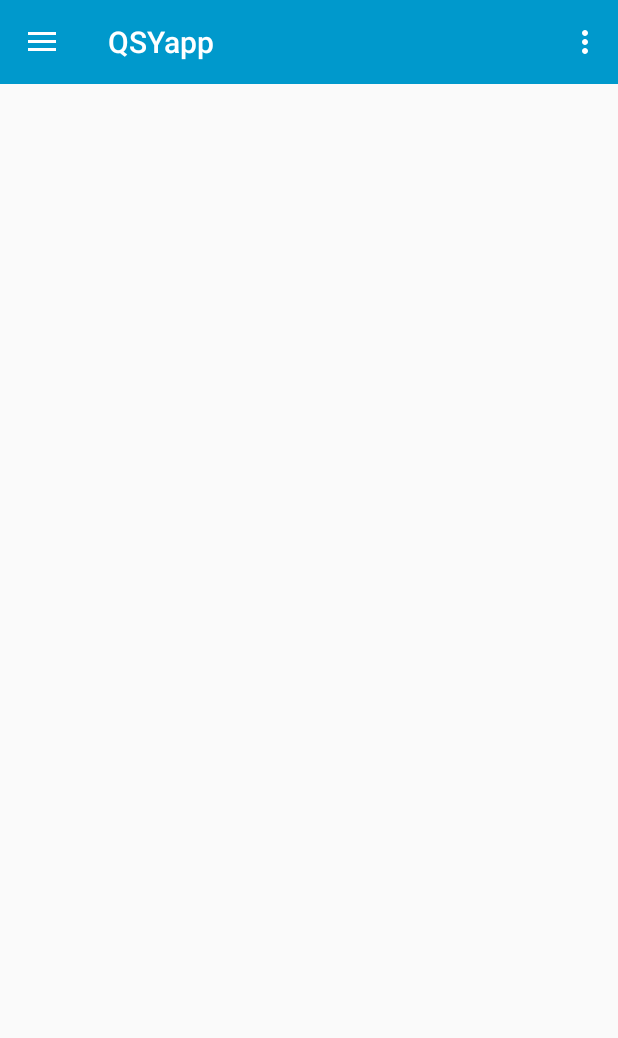
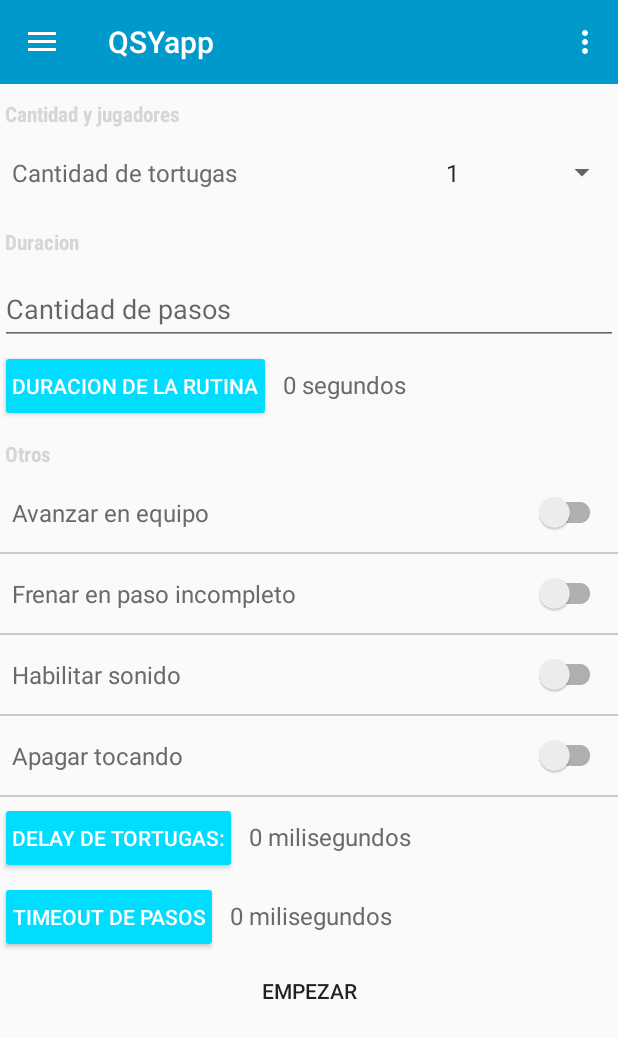
Before and after one commit to QSYdev/qsy-android, an Android app: the screen it shows after launch (MainActivity), in the side drawer, after a tap on "Aleatoria", on a phone screen of 412 x 824 dp. Shown: the top 1038 px of the screen. Run offline under Robolectric (Android 15) with nearby library versions, the phone set to English and light mode, and no system bars; libraries missing offline, so code that uses them is left out: com.codetroopers.betterpickers.

Commit message:
Implementacion del view de player executor
Esto no esta terminado, faltaria agregar el fragment para poder asignar
los jugadores a colores.

```diff
--- a/app/src/main/java/com/qsy/terminal/MainActivity.java
+++ b/app/src/main/java/com/qsy/terminal/MainActivity.java
@@ -11,38 +11,36 @@
 import android.view.Menu;
 import android.view.MenuItem;
 
-import com.qsy.terminal.executors.CustomExecutorFragment;
+import com.qsy.terminal.executors.PlayerExecutorFragment;
 
 public class MainActivity extends AppCompatActivity implements NavigationView.OnNavigationItemSelectedListener {
-        private ActionBarDrawerToggle toggle;
-        private DrawerLayout drawer;
-        private Toolbar toolbar;
-        private NavigationView navigationView;
+	private ActionBarDrawerToggle mToggle;
+	private DrawerLayout mDrawer;
+	private Toolbar mToolbar;
+	private NavigationView mNavigationView;
 
 	@Override
 	protected void onCreate(Bundle savedInstanceState) {
 		super.onCreate(savedInstanceState);
 		setContentView(R.layout.activity_main);
-                toolbar = (Toolbar) findViewById(R.id.toolbar);
-                // usamos toolbar como action bar en este caso, esto va a permitir
-                // dibujar el iconito de 3 rayas horizontales
-                setSupportActionBar(toolbar);
+		mToolbar = findViewById(R.id.toolbar);
+		setSupportActionBar(mToolbar);
 
-                drawer = (DrawerLayout) findViewById(R.id.drawer_layout);
-                toggle = new ActionBarDrawerToggle(
-                        this, drawer, toolbar, R.string.navigation_drawer_open, R.string.navigation_drawer_close);
+		mDrawer = findViewById(R.id.drawer_layout);
+		mToggle = new ActionBarDrawerToggle(
+				this, mDrawer, mToolbar, R.string.navigation_drawer_open, R.string.navigation_drawer_close);
 
-                drawer.setDrawerListener(toggle);
-                toggle.syncState();
+		mDrawer.setDrawerListener(mToggle);
+		mToggle.syncState();
 
-                navigationView = (NavigationView) findViewById(R.id.nav_view);
-                navigationView.setNavigationItemSelectedListener(this);
+		mNavigationView = findViewById(R.id.nav_view);
+		mNavigationView.setNavigationItemSelectedListener(this);
 	}
 
 	@Override
 	public void onBackPressed() {
-                if (drawer.isDrawerOpen(GravityCompat.START)) {
-                        drawer.closeDrawer(GravityCompat.START);
+		if (mDrawer.isDrawerOpen(GravityCompat.START)) {
+			mDrawer.closeDrawer(GravityCompat.START);
 		} else {
 			super.onBackPressed();
 		}
@@ -68,18 +66,17 @@
 	@Override
 	public boolean onNavigationItemSelected(MenuItem item) {
 		int id = item.getItemId();
+		FragmentManager fm = getSupportFragmentManager();
 
 		switch (id) {
 			case R.id.nav_custom_executor:
-                                FragmentManager fm = getSupportFragmentManager();
-                                fm.beginTransaction().replace(R.id.fragment_preference, new CustomExecutorFragment()).commit();
 				break;
 			case R.id.nav_player_executor:
-                                // TODO
+				fm.beginTransaction().replace(R.id.content_main, new PlayerExecutorFragment()).commit();
 				break;
 		}
 
-                drawer.closeDrawer(GravityCompat.START);
+		mDrawer.closeDrawer(GravityCompat.START);
 		return true;
 	}
 }
--- a/app/src/main/java/com/qsy/terminal/executors/CustomExecutorFragment.java
+++ b/app/src/main/java/com/qsy/terminal/executors/CustomExecutorFragment.java
@@ -1,15 +1,33 @@
 package com.qsy.terminal.executors;
 
 import android.os.Bundle;
-import android.support.annotation.Nullable;
 import android.support.v7.preference.PreferenceFragmentCompat;
+import android.support.v7.preference.PreferenceScreen;
+import android.support.v7.widget.AppCompatSpinner;
+import android.view.View;
+import android.widget.AdapterView;
+import android.widget.ArrayAdapter;
+import android.widget.Spinner;
 
 import com.qsy.terminal.R;
 
-public class CustomExecutorFragment extends PreferenceFragmentCompat {
+public class CustomExecutorFragment extends PreferenceFragmentCompat implements AdapterView.OnItemSelectedListener {
+        private AppCompatSpinner mAmountOfNodes;
+        private PreferenceScreen mPreferenceScreen;
 
         @Override
         public void onCreatePreferences(Bundle savedInstanceState, String rootKey) {
                 addPreferencesFromResource(R.xml.custom_executor_preference);
+                mPreferenceScreen = this.getPreferenceScreen();
+        }
+
+        @Override
+        public void onItemSelected(AdapterView<?> adapterView, View view, int i, long l) {
+
+        }
+
+        @Override
+        public void onNothingSelected(AdapterView<?> adapterView) {
+
         }
 }
--- /dev/null
+++ b/app/src/main/java/com/qsy/terminal/executors/PlayerExecutorFragment.java
@@ -0,0 +1,210 @@
+package com.qsy.terminal.executors;
+
+import android.os.Bundle;
+import android.support.annotation.Nullable;
+import android.support.v4.app.Fragment;
+import android.support.v7.widget.SwitchCompat;
+import android.view.LayoutInflater;
+import android.view.View;
+import android.view.ViewGroup;
+import android.widget.ArrayAdapter;
+import android.widget.Button;
+import android.widget.CompoundButton;
+import android.widget.EditText;
+import android.widget.Spinner;
+import android.widget.TextView;
+
+import com.codetroopers.betterpickers.hmspicker.HmsPickerBuilder;
+import com.codetroopers.betterpickers.hmspicker.HmsPickerDialogFragment;
+import com.codetroopers.betterpickers.numberpicker.NumberPickerBuilder;
+import com.codetroopers.betterpickers.numberpicker.NumberPickerDialogFragment;
+import com.qsy.terminal.R;
+
+import java.math.BigDecimal;
+import java.math.BigInteger;
+
+public class PlayerExecutorFragment extends Fragment {
+	private Spinner mAmountOfNodesSpinner;
+	private EditText mAmountOfStepsEditText;
+	private Button mRoutineDurationButton;
+	private SwitchCompat mWaitForAllSwitchCompat;
+	private SwitchCompat mStopOnTiemoutSwitchCompat;
+	private SwitchCompat mSoundSwitchCompat;
+	private SwitchCompat mTouchNodeSwitchCompat;
+	private Button mNodeDelayButton;
+	private Button mStepTimeoutButton;
+	private BigInteger mStepTimeoutValue;
+	private BigInteger mNodeDelayValue;
+	private int mRoutineDurationValue;
+	private Button mStartRoutineButton;
+	private boolean mWaitForAllValue;
+	private boolean mStopOnTimeoutValue;
+	private boolean mSoundValue;
+	private boolean mTouchNodeValue;
+	private int mAmountOfStepsValue;
+	private TextView mNodeDelayTextView;
+	private TextView mStepTimeoutTextView;
+	private TextView mRoutineDurationTextView;
+
+	@Nullable
+	@Override
+	public View onCreateView(LayoutInflater inflater, @Nullable ViewGroup container, @Nullable Bundle savedInstanceState) {
+		View rootView = inflater.inflate(R.layout.player_executor_form, container, false);
+		mAmountOfNodesSpinner = rootView.findViewById(R.id.amount_of_nodes_spinner);
+
+		mRoutineDurationButton = rootView.findViewById(R.id.routine_duration_bt);
+		mNodeDelayButton = rootView.findViewById(R.id.node_delay_bt);
+		mStepTimeoutButton = rootView.findViewById(R.id.step_timeout_bt);
+		mStartRoutineButton = rootView.findViewById(R.id.start_routine);
+		setupOnClickListeners();
+
+		mRoutineDurationTextView = rootView.findViewById(R.id.routine_duration_tv);
+		mRoutineDurationTextView.setText(getString(R.string.routine_duration_in_seconds, 0));
+		mNodeDelayTextView = rootView.findViewById(R.id.node_delay_tv);
+		mNodeDelayTextView.setText(getString(R.string.delay_in_miliseconds, 0));
+		mStepTimeoutTextView = rootView.findViewById(R.id.step_timeout_tv);
+		mStepTimeoutTextView.setText(getString(R.string.timeout_in_miliseconds, 0));
+
+		mWaitForAllSwitchCompat = rootView.findViewById(R.id.wait_for_all_sc);
+		mStopOnTiemoutSwitchCompat = rootView.findViewById(R.id.stop_on_timeout_sc);
+		mSoundSwitchCompat = rootView.findViewById(R.id.sound_sc);
+		mTouchNodeSwitchCompat = rootView.findViewById(R.id.touch_node_sc);
+		setupSwitchCompatListeners();
+
+		mAmountOfStepsEditText = rootView.findViewById(R.id.amount_of_steps_et);
+
+		Integer[] ints = new Integer[5];
+		// TODO: el array va a ser construido usando la cantidad de nodos conectados
+		for (int i = 0; i < 5; i++) ints[i] = i + 1;
+
+		ArrayAdapter<Integer> adapter = new ArrayAdapter<>(
+			getActivity(),
+			android.R.layout.simple_spinner_item,
+			ints);
+
+		adapter.setDropDownViewResource(android.R.layout.simple_spinner_dropdown_item);
+		mAmountOfNodesSpinner.setAdapter(adapter);
+
+		mStepTimeoutValue = new BigInteger(String.valueOf(0));
+		mNodeDelayValue = new BigInteger(String.valueOf(0));
+		mRoutineDurationValue = 0;
+
+		mWaitForAllValue = false;
+		mStopOnTimeoutValue = false;
+		mSoundValue = false;
+		mTouchNodeValue = false;
+
+		mAmountOfStepsValue = 0;
+
+		return rootView;
+	}
+
+	private void setupSwitchCompatListeners() {
+		mWaitForAllSwitchCompat.setOnCheckedChangeListener(new CompoundButton.OnCheckedChangeListener() {
+			@Override
+			public void onCheckedChanged(CompoundButton compoundButton, boolean b) {
+				mWaitForAllValue = b;
+			}
+		});
+		mStopOnTiemoutSwitchCompat.setOnCheckedChangeListener(new CompoundButton.OnCheckedChangeListener() {
+			@Override
+			public void onCheckedChanged(CompoundButton compoundButton, boolean b) {
+				mStopOnTimeoutValue = b;
+			}
+		});
+		mSoundSwitchCompat.setOnCheckedChangeListener(new CompoundButton.OnCheckedChangeListener() {
+			@Override
+			public void onCheckedChanged(CompoundButton compoundButton, boolean b) {
+				mSoundValue = b;
+			}
+		});
+		mTouchNodeSwitchCompat.setOnCheckedChangeListener(new CompoundButton.OnCheckedChangeListener() {
+			@Override
+			public void onCheckedChanged(CompoundButton compoundButton, boolean b) {
+				mTouchNodeValue = b;
+			}
+		});
+	}
+
+	@Override
+	public void onCreate(@Nullable Bundle savedInstanceState) {
+		super.onCreate(savedInstanceState);
+	}
+
+	private void setupOnClickListeners() {
+		mRoutineDurationButton.setOnClickListener(new View.OnClickListener() {
+			@Override
+			public void onClick(View view) {
+				HmsPickerBuilder hpb = new HmsPickerBuilder()
+					.setFragmentManager(getActivity().getSupportFragmentManager())
+					.addHmsPickerDialogHandler(new HmsPickerDialogFragment.HmsPickerDialogHandlerV2() {
+						@Override
+						public void onDialogHmsSet(int reference, boolean isNegative, int hours, int minutes, int seconds) {
+							mRoutineDurationValue = seconds + (minutes*60);
+							mRoutineDurationTextView.setText(getString(
+								R.string.routine_duration_in_seconds,
+								mRoutineDurationValue
+							));
+						}
+					})
+					.setStyleResId(R.style.BetterPickersDialogFragment_Light);
+				hpb.show();
+			}
+		});
+		mNodeDelayButton.setOnClickListener(new View.OnClickListener() {
+			@Override
+			public void onClick(View view) {
+				// TODO: chequear max number
+				NumberPickerBuilder npb = new NumberPickerBuilder()
+					.setFragmentManager(getActivity().getSupportFragmentManager())
+					.setStyleResId(R.style.BetterPickersDialogFragment_Light)
+					.addNumberPickerDialogHandler(new NumberPickerDialogFragment.NumberPickerDialogHandlerV2() {
+						@Override
+						public void onDialogNumberSet(int reference, BigInteger number, double decimal, boolean isNegative, BigDecimal fullNumber) {
+							mNodeDelayValue = fullNumber.toBigInteger();
+							mNodeDelayTextView.setText(getString(
+								R.string.delay_in_miliseconds,
+								mNodeDelayValue
+							));
+						}
+					})
+					.setMinNumber(BigDecimal.valueOf(0));
+				npb.show();
+			}
+		});
+		mStepTimeoutButton.setOnClickListener(new View.OnClickListener() {
+			@Override
+			public void onClick(View view) {
+				NumberPickerBuilder npb = new NumberPickerBuilder()
+					.setFragmentManager(getActivity().getSupportFragmentManager())
+					.setStyleResId(R.style.BetterPickersDialogFragment_Light)
+					.addNumberPickerDialogHandler(new NumberPickerDialogFragment.NumberPickerDialogHandlerV2() {
+						@Override
+						public void onDialogNumberSet(int reference, BigInteger number, double decimal, boolean isNegative, BigDecimal fullNumber) {
+							mStepTimeoutValue = fullNumber.toBigInteger();
+							mStepTimeoutTextView.setText(getString(
+								R.string.timeout_in_miliseconds,
+								mStepTimeoutValue
+							));
+						}
+					})
+					.setMinNumber(BigDecimal.valueOf(0));
+				npb.show();
+			}
+		});
+		mStartRoutineButton.setOnClickListener(new View.OnClickListener() {
+			@Override
+			public void onClick(View view) {
+				// TODO: aca habria que empezar la rutina
+				// TODO: arreglar esto plizzz
+				try {
+					mAmountOfStepsValue = Integer.parseInt(mAmountOfStepsEditText.getText().toString());
+				} catch(NumberFormatException e) {
+					e.printStackTrace();
+				}
+			}
+		});
+
+	}
+
+}
--- a/app/src/main/res/layout/activity_main.xml
+++ b/app/src/main/res/layout/activity_main.xml
@@ -28,7 +28,7 @@
         </android.support.v7.widget.Toolbar>
 
         <FrameLayout
-            android:id="@+id/fragment_preference"
+            android:id="@+id/content_main"
             android:layout_width="match_parent"
             android:layout_height="match_parent" />
     </LinearLayout>
--- /dev/null
+++ b/app/src/main/res/layout/player_executor_form.xml
@@ -0,0 +1,173 @@
+<?xml version="1.0" encoding="utf-8"?>
+<ScrollView xmlns:android="http://schemas.android.com/apk/res/android"
+            xmlns:app="http://schemas.android.com/apk/res-auto"
+            android:id="@+id/scrollView"
+            android:layout_width="match_parent"
+            android:layout_height="match_parent"
+            android:fillViewport="true">
+
+    <LinearLayout xmlns:android="http://schemas.android.com/apk/res/android"
+                  android:layout_width="match_parent"
+                  android:layout_height="match_parent"
+                  android:orientation="vertical">
+
+        <TextView
+            android:id="@+id/amount_of_nodes_tv"
+            style="@style/FormTitle"
+            android:text="@string/players_nodes_configuration"/>
+
+        <TableRow
+            android:id="@+id/tr"
+            android:layout_width="match_parent"
+            android:layout_height="wrap_content"
+            android:orientation="horizontal">
+
+            <TextView
+                android:id="@+id/label_amount_of_nodes"
+                style="@style/FormFields"
+                android:layout_width="wrap_content"
+                android:layout_height="wrap_content"
+                android:layout_weight="2"
+                android:text="@string/amount_of_nodes"/>
+
+            <Spinner
+                android:id="@+id/amount_of_nodes_spinner"
+                style="@style/FormFields"
+                android:layout_width="wrap_content"
+                android:layout_height="wrap_content"
+                android:layout_weight="1"
+                android:drawSelectorOnTop="true"/>
+
+        </TableRow>
+
+        <TextView
+            android:id="@+id/duration_configs_tv"
+            style="@style/FormTitle"
+            android:text="@string/routine_duration_title"/>
+
+        <LinearLayout
+            android:layout_width="0px"
+            android:layout_height="0px"
+            android:focusable="true"
+            android:focusableInTouchMode="true">
+
+            <requestFocus/>
+        </LinearLayout>
+
+        <android.support.design.widget.TextInputLayout
+            android:id="@+id/duration_til"
+            android:layout_width="match_parent"
+            android:layout_height="wrap_content">
+
+            <EditText
+                android:id="@+id/amount_of_steps_et"
+                android:layout_width="match_parent"
+                android:layout_height="wrap_content"
+                android:hint="@string/amount_of_steps"
+                android:inputType="number"
+                android:maxLines="1"/>
+        </android.support.design.widget.TextInputLayout>
+
+        <LinearLayout
+            android:layout_width="fill_parent"
+            android:layout_height="wrap_content"
+            android:orientation="horizontal">
+
+            <Button
+                android:id="@+id/routine_duration_bt"
+                style="@style/FormButton"
+                android:layout_width="wrap_content"
+                android:layout_height="wrap_content"
+                android:text="@string/routine_duration"/>
+
+            <TextView
+                style="@style/FormFields"
+                android:layout_width="wrap_content"
+                android:layout_height="wrap_content"
+                android:id="@+id/routine_duration_tv"/>
+        </LinearLayout>
+
+        <TextView
+            android:id="@+id/other_configs_tv"
+            style="@style/FormTitle"
+            android:text="@string/other_configs"/>
+
+        <android.support.v7.widget.SwitchCompat
+            android:id="@+id/wait_for_all_sc"
+            style="@style/FormSwitchCompat"
+            android:text="@string/wait_for_all"/>
+
+        <View style="@style/FormDivider"/>
+
+        <android.support.v7.widget.SwitchCompat
+            android:id="@+id/stop_on_timeout_sc"
+            style="@style/FormSwitchCompat"
+            android:text="@string/stop_on_timeout"/>
+
+        <View style="@style/FormDivider"/>
+
+        <android.support.v7.widget.SwitchCompat
+            android:id="@+id/sound_sc"
+            style="@style/FormSwitchCompat"
+            android:text="@string/routine_sound"/>
+
+        <View style="@style/FormDivider"/>
+
+        <android.support.v7.widget.SwitchCompat
+            android:id="@+id/touch_node_sc"
+            style="@style/FormSwitchCompat"
+            android:text="@string/touch_node"/>
+
+        <View style="@style/FormDivider"/>
+
+        <LinearLayout
+            android:layout_width="fill_parent"
+            android:layout_height="wrap_content"
+            android:orientation="horizontal">
+
+            <Button
+                style="@style/FormButton"
+                android:id="@+id/node_delay_bt"
+                android:layout_width="wrap_content"
+                android:layout_height="wrap_content"
+                android:text="@string/node_delay"/>
+
+            <TextView
+                style="@style/FormFields"
+                android:layout_width="wrap_content"
+                android:layout_height="wrap_content"
+                android:id="@+id/node_delay_tv" />
+
+        </LinearLayout>
+
+
+        <LinearLayout
+            android:layout_width="fill_parent"
+            android:layout_height="wrap_content"
+            android:orientation="horizontal">
+
+            <Button
+                android:id="@+id/step_timeout_bt"
+                style="@style/FormButton"
+                android:layout_width="wrap_content"
+                android:layout_height="wrap_content"
+                android:text="@string/step_timeout"/>
+
+            <TextView
+                style="@style/FormFields"
+                android:layout_width="wrap_content"
+                android:layout_height="wrap_content"
+                android:id="@+id/step_timeout_tv" />
+
+        </LinearLayout>
+
+        <Button
+            style="@style/Widget.AppCompat.Button.Borderless"
+            android:id="@+id/start_routine"
+            android:layout_width="wrap_content"
+            android:layout_height="wrap_content"
+            android:text="@string/start_routine"
+            android:layout_gravity="center"/>
+
+    </LinearLayout>
+</ScrollView>
--- /dev/null
+++ b/app/src/main/res/layout/preference_spinner.xml
@@ -0,0 +1,8 @@
+<?xml version="1.0" encoding="utf-8"?>
+<android.support.v7.widget.AppCompatSpinner
+    xmlns:android="http://schemas.android.com/apk/res/android"
+    android:id="@+id/spinner"
+    android:layout_width="match_parent"
+    android:layout_height="match_parent">
+
+</android.support.v7.widget.AppCompatSpinner>
--- a/app/src/main/res/values/colors.xml
+++ b/app/src/main/res/values/colors.xml
@@ -3,4 +3,8 @@
     <color name="colorPrimary">#3F51B5</color>
     <color name="colorPrimaryDark">#303F9F</color>
     <color name="colorAccent">#FF4081</color>
+    <color name="faded_gray">#c6caca</color>
+    <color name="gray_fade_out">#f2f4f4</color>
+
+    <color name="form_fields_text_color">#686b6b</color>
 </resources>
--- a/app/src/main/res/values/dimens.xml
+++ b/app/src/main/res/values/dimens.xml
@@ -4,6 +4,20 @@
     <dimen name="activity_vertical_margin">16dp</dimen>
     <dimen name="nav_header_vertical_spacing">16dp</dimen>
     <dimen name="nav_header_height">100dp</dimen>
+    <dimen name="nav_header_text_size">22sp</dimen>
     <dimen name="fab_margin">16dp</dimen>
-    <dimen name="nav_header_text_size">22sp</dimen>
+
+    <!-- Formularios -->
+    <dimen name="form_text_size">16dp</dimen>
+    <dimen name="form_separator_text_size">14dp</dimen>
+    <dimen name="form_separator_margin_right">30dp</dimen>
+    <dimen name="form_separator_margin_left">6dp</dimen>
+    <dimen name="form_separator_margin_bottom">4dp</dimen>
+    <dimen name="form_title_margin_left">3dp</dimen>
+    <dimen name="form_title_margin_top">10dp</dimen>
+    <dimen name="form_title_margin_bottom">3dp</dimen>
+    <dimen name="form_field_padding_left">8dp</dimen>
+    <dimen name="form_field_padding_right">8dp</dimen>
+    <dimen name="form_field_padding_top">15dp</dimen>
+    <dimen name="form_field_padding_bottom">15dp</dimen>
 </resources>
--- a/app/src/main/res/values/strings.xml
+++ b/app/src/main/res/values/strings.xml
@@ -8,4 +8,21 @@
     <string name="nav_custom_executor">Rutina personalizada</string>
     <string name="nav_player_executor">Aleatoria</string>
     <string name="nav_item_contacto">Contactanos</string>
+
+    <string name="players_nodes_configuration">Cantidad y jugadores</string>
+    <string name="amount_of_nodes">Cantidad de tortugas</string>
+    <string name="other_configs">Otros</string>
+    <string name="wait_for_all">Avanzar en equipo</string>
+    <string name="routine_sound">Habilitar sonido</string>
+    <string name="touch_node">Apagar tocando</string>
+    <string name="stop_on_timeout">Frenar en paso incompleto</string>
+    <string name="routine_duration">Duracion de la rutina</string>
+    <string name="routine_duration_title">Duracion</string>
+    <string name="amount_of_steps">Cantidad de pasos</string>
+    <string name="node_delay">Delay de tortugas:</string>
+    <string name="step_timeout">Timeout de pasos</string>
+    <string name="start_routine">Empezar</string>
+    <string name="delay_in_miliseconds">%1$d milisegundos</string>
+    <string name="timeout_in_miliseconds">%1$d milisegundos</string>
+    <string name="routine_duration_in_seconds">%1$d segundos</string>
 </resources>
--- a/app/src/main/res/values/styles.xml
+++ b/app/src/main/res/values/styles.xml
@@ -15,4 +15,43 @@
         <item name="windowNoTitle">true</item>
     </style>
 
+    <style name="FormTitle">
+        <item name="android:layout_width">wrap_content</item>
+        <item name="android:layout_height">wrap_content</item>
+        <item name="android:layout_marginBottom">@dimen/form_title_margin_bottom</item>
+        <item name="android:layout_marginLeft">@dimen/form_title_margin_left</item>
+        <item name="android:layout_marginTop">@dimen/form_title_margin_top</item>
+        <item name="android:textAlignment">viewStart</item>
+        <item name="android:textColor">@color/preference_fallback_accent_color</item>
+        <item name="android:textSize">@dimen/form_separator_text_size</item>
+        <item name="android:textStyle">bold</item>
+        <item name="android:typeface">normal</item>
+        <item name="android:fontFamily">sans-serif-condensed</item>
+    </style>
+
+    <style name="FormDivider">
+        <item name="android:layout_width">match_parent</item>
+        <item name="android:layout_height">1dp</item>
+        <item name="android:background">@color/faded_gray</item>
+    </style>
+
+    <style name="FormFields">
+        <item name="android:paddingLeft">@dimen/form_field_padding_left</item>
+        <item name="android:paddingRight">@dimen/form_field_padding_right</item>
+        <item name="android:paddingTop">@dimen/form_field_padding_top</item>
+        <item name="android:paddingBottom">@dimen/form_field_padding_bottom</item>
+        <item name="android:textColor">@color/form_fields_text_color</item>
+        <item name="android:textSize">@dimen/form_text_size</item>
+    </style>
+
+    <style name="FormSwitchCompat" parent="FormFields">
+        <item name="android:layout_width">match_parent</item>
+        <item name="android:layout_height">wrap_content</item>
+    </style>
+
+    <style name="FormButton" parent="Widget.AppCompat.Button.Colored">
+        <item name="android:paddingLeft">@dimen/form_field_padding_left</item>
+        <item name="android:paddingRight">@dimen/form_field_padding_right</item>
+    </style>
+
 </resources>
--- a/app/src/main/res/xml/custom_executor_preference.xml
+++ /dev/null
@@ -1,7 +0,0 @@
-<?xml version="1.0" encoding="utf-8"?>
-<PreferenceScreen
-    xmlns:android="http://schemas.android.com/apk/res/android"
-    android:layout_height="match_parent"
-    android:layout_width="match_parent">
-
-</PreferenceScreen>
```
Also changed, not shown: app/build.gradle (+10 -2 lines), build.gradle (+9 -0 lines). Lines whose indentation alone changed are shown as unchanged.
